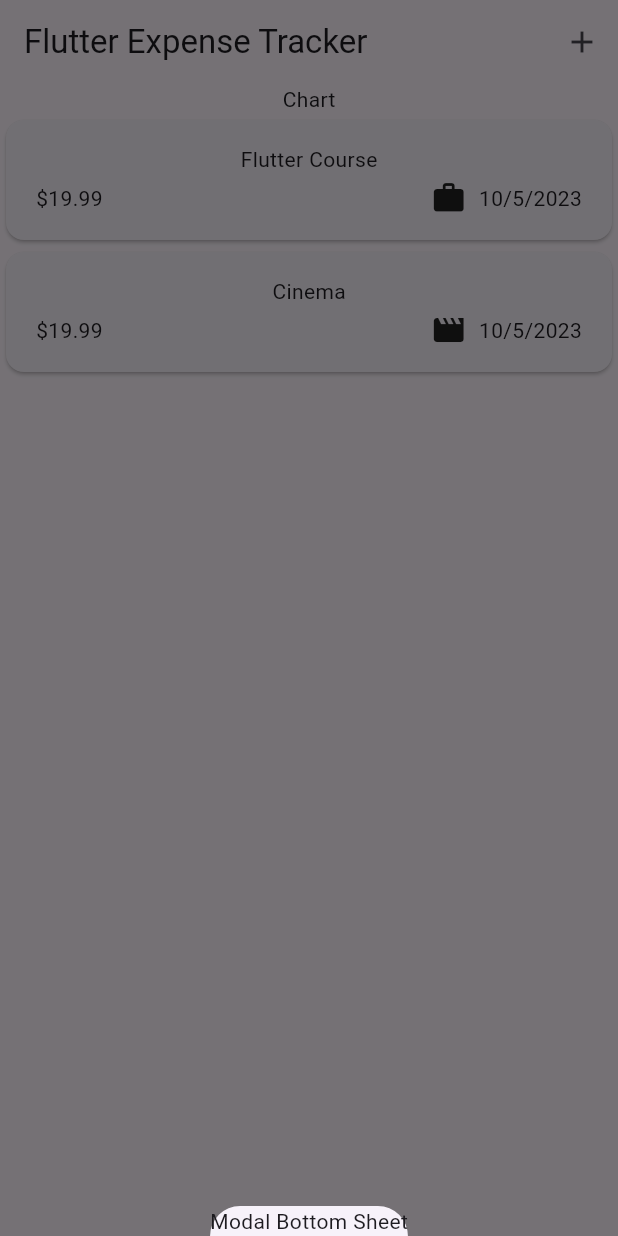
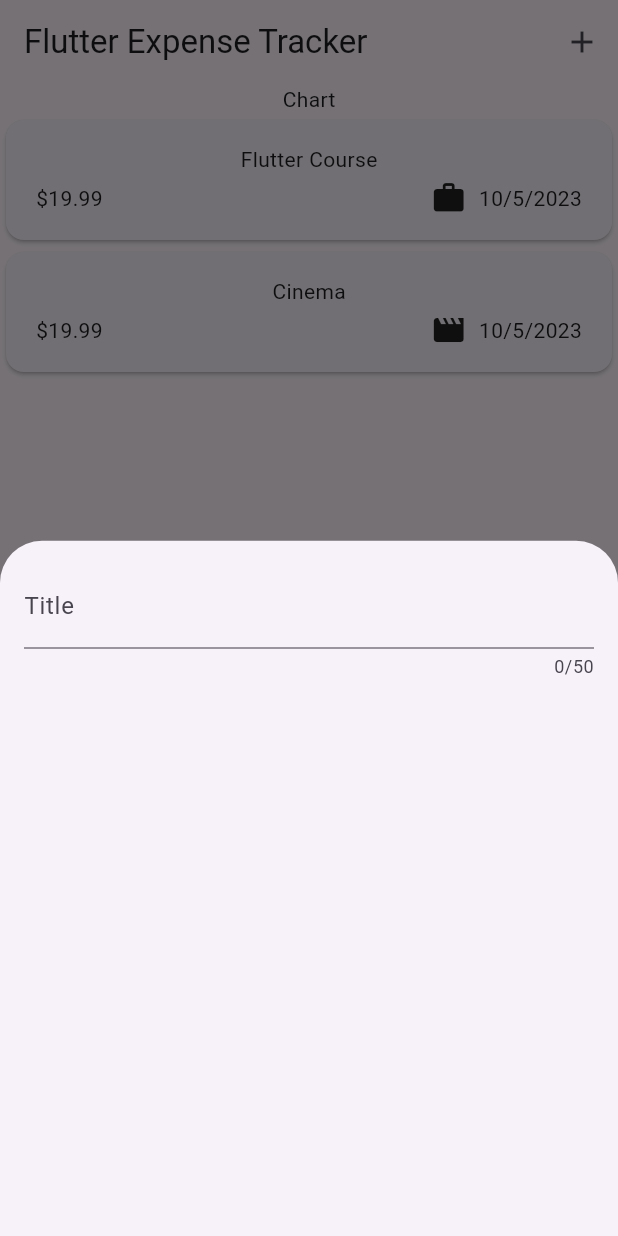
Before and after one commit to NikhilD1998/expenses-tracker-flutter, a Flutter app: the screen it shows after launch, after a tap on the "add" icon, on a phone screen of 412 x 824 dp. Run offline on Flutter 3.47's test engine with Material 2 defaults, Android fonts, the phone set to English and light mode, and no system bars.

Commit message:
Added Form

```diff
--- a/lib/widgets/expenses.dart
+++ b/lib/widgets/expenses.dart
@@ -1,5 +1,6 @@
 import 'package:expense_tracker/widgets/expenses_list/expenses_list.dart';
 import 'package:expense_tracker/models/expense.dart';
+import 'package:expense_tracker/widgets/new_expense.dart';
 import 'package:flutter/material.dart';
 
 class Expenses extends StatefulWidget {
@@ -28,7 +29,7 @@ class _ExpensesState extends State<Expenses> {
   void _openAddExpenseOverlay() {
     showModalBottomSheet(
       context: context,
-      builder: (ctx) => Text('Modal Bottom Sheet'),
+      builder: (ctx) => NewExpense(),
     );
   }
 
--- /dev/null
+++ b/lib/widgets/new_expense.dart
@@ -0,0 +1,27 @@
+import 'package:flutter/material.dart';
+
+class NewExpense extends StatefulWidget {
+  const NewExpense({super.key});
+
+  @override
+  State<NewExpense> createState() => _NewExpenseState();
+}
+
+class _NewExpenseState extends State<NewExpense> {
+  @override
+  Widget build(BuildContext context) {
+    return Padding(
+      padding: EdgeInsets.all(16),
+      child: Column(
+        children: [
+          TextField(
+            maxLength: 50,
+            decoration: InputDecoration(
+              label: Text('Title'),
+            ),
+          )
+        ],
+      ),
+    );
+  }
+}
```
